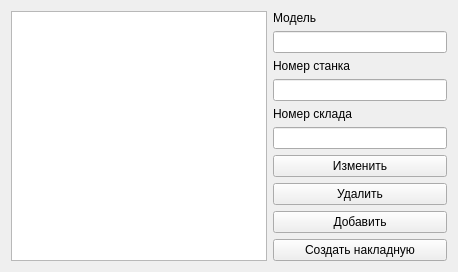
Old version of the form componentview.ui in the repository shizastudent/DeviceComponentsInv.
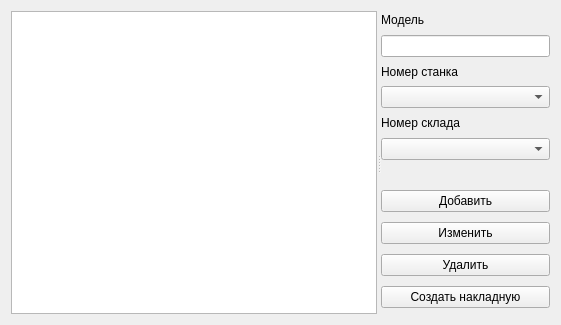
New version of the form.

The edit to the form file:
```diff
--- a/componentview.ui
+++ b/componentview.ui
@@ -6,8 +6,8 @@
    <rect>
     <x>0</x>
     <y>0</y>
-    <width>458</width>
-    <height>263</height>
+    <width>561</width>
+    <height>325</height>
    </rect>
   </property>
   <property name="windowTitle">
@@ -15,8 +15,13 @@
   </property>
   <layout class="QHBoxLayout" name="horizontalLayout">
    <item>
+    <widget class="QSplitter" name="splitter">
+     <property name="orientation">
+      <enum>Qt::Horizontal</enum>
+     </property>
     <widget class="QTableView" name="tableView"/>
-   </item>
+     <widget class="QWidget" name="layoutWidget">
+      <layout class="QVBoxLayout" name="verticalLayout_3">
    <item>
     <layout class="QVBoxLayout" name="verticalLayout">
      <item>
@@ -37,7 +42,7 @@
       </widget>
      </item>
      <item>
-      <widget class="QLineEdit" name="leDeviceComponent"/>
+          <widget class="QComboBox" name="comboBox"/>
      </item>
      <item>
       <widget class="QLabel" name="label_3">
@@ -47,7 +52,31 @@
       </widget>
      </item>
      <item>
-      <widget class="QLineEdit" name="leWarehouseComponent"/>
+          <widget class="QComboBox" name="comboBox_2"/>
+         </item>
+        </layout>
+       </item>
+       <item>
+        <layout class="QVBoxLayout" name="verticalLayout_2">
+         <item>
+          <spacer name="horizontalSpacer">
+           <property name="orientation">
+            <enum>Qt::Horizontal</enum>
+           </property>
+           <property name="sizeHint" stdset="0">
+            <size>
+             <width>40</width>
+             <height>20</height>
+            </size>
+           </property>
+          </spacer>
+         </item>
+         <item>
+          <widget class="QPushButton" name="btnAddComponent">
+           <property name="text">
+            <string>Добавить</string>
+           </property>
+          </widget>
      </item>
      <item>
       <widget class="QPushButton" name="btnUpdateComponent">
@@ -63,13 +92,6 @@
        </property>
       </widget>
      </item>
-     <item>
-      <widget class="QPushButton" name="btnAddComponent">
-       <property name="text">
-        <string>Добавить</string>
-       </property>
-      </widget>
-     </item>
      <item>
       <widget class="QPushButton" name="btnGenerateWaybillView">
        <property name="text">
@@ -78,6 +100,10 @@
       </widget>
      </item>
     </layout>
+       </item>
+      </layout>
+     </widget>
+    </widget>
    </item>
   </layout>
  </widget>
```
Lines whose indentation alone changed are shown as unchanged.
